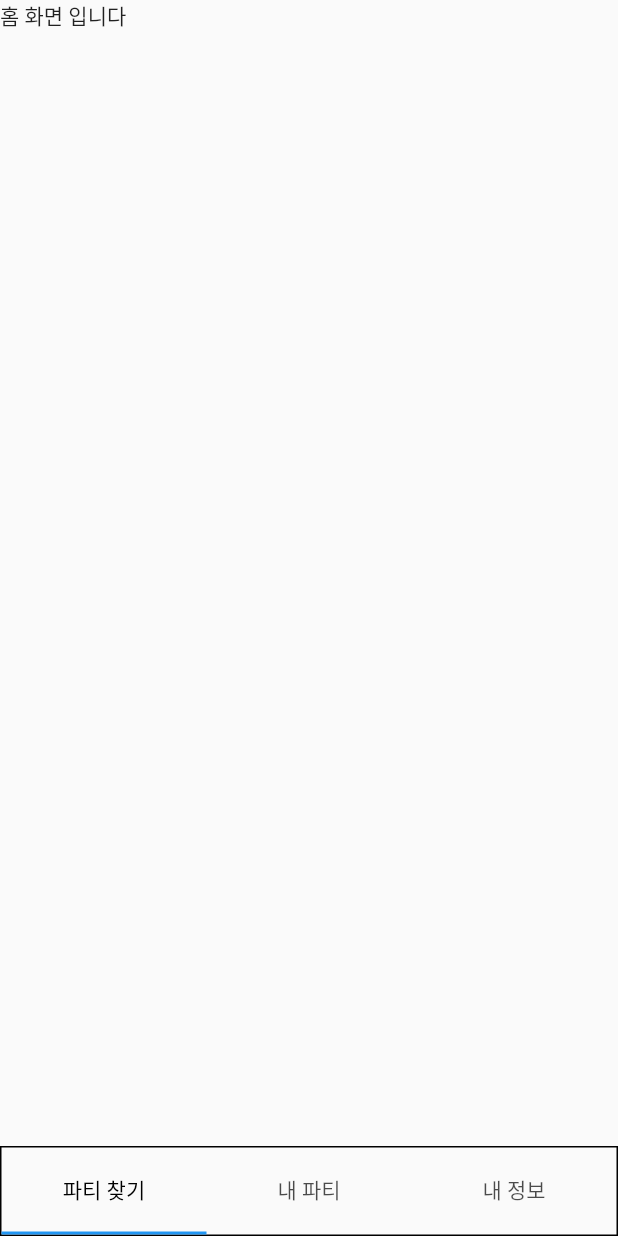
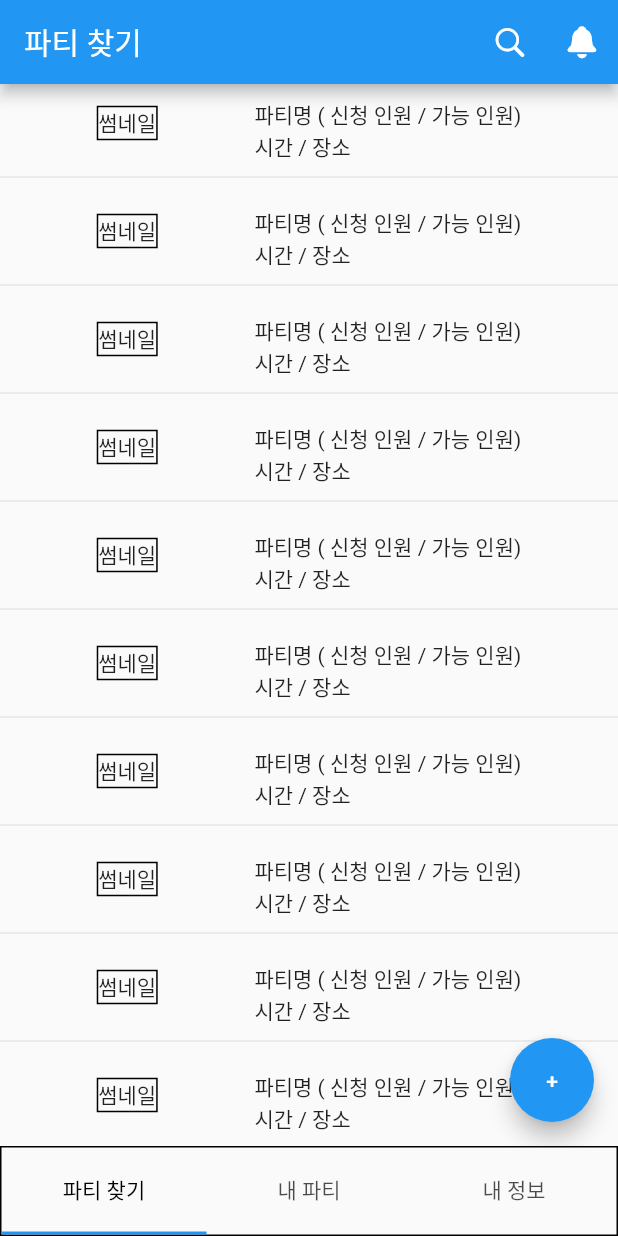
Before and after one commit to Dawon00/snack-party, a Flutter app: the screen it shows after launch, on a phone screen of 412 x 824 dp. Run offline on Flutter 3.47's test engine with Material 2 defaults, Android fonts, the light colour scheme and no system bars.

Commit message:
Feat: 홈화면 리스트뷰 구현

```diff
--- a/lib/main.dart
+++ b/lib/main.dart
@@ -1,5 +1,6 @@
 import 'package:flutter/material.dart';
 import 'package:snack_party/screen/home_screen.dart';
+import 'package:snack_party/screen/login_screen.dart';
 import 'package:snack_party/widget/bottom_bar.dart';
 
 void main() {
@@ -26,7 +27,7 @@
             children: [
               HomeScreen(),
               Container(), //my_party_screen
-              Container(), //my_info_screen
+              LoginScreen(), //my_info_screen
             ],
           ),
           bottomNavigationBar: Bottom(),
--- a/lib/screen/add_party_screen.dart
+++ b/lib/screen/add_party_screen.dart
@@ -10,8 +10,8 @@ class AddPartyScreen extends StatefulWidget {
 class _AddPartyScreenState extends State<AddPartyScreen> {
   @override
   Widget build(BuildContext context) {
-    return Container(
-      child: Text('파티 추가 화면 입니다.'),
+    return Scaffold(
+      body: Text('파티 추가 화면'),
     );
   }
 }
--- a/lib/screen/home_screen.dart
+++ b/lib/screen/home_screen.dart
@@ -1,4 +1,8 @@
+import 'package:flutter/cupertino.dart';
 import 'package:flutter/material.dart';
+import 'package:snack_party/screen/add_party_screen.dart';
+import 'package:snack_party/screen/party_screen.dart';
+import 'package:snack_party/widget/add_party_button.dart';
 
 class HomeScreen extends StatefulWidget {
   const HomeScreen({Key? key}) : super(key: key);
@@ -8,10 +12,51 @@ class HomeScreen extends StatefulWidget {
 }
 
 class _HomeScreenState extends State<HomeScreen> {
+  var scroll = ScrollController();
   @override
   Widget build(BuildContext context) {
-    return Container(
-      child: Text('홈 화면 입니다'),
+    return Scaffold(
+      appBar: AppBar(
+        title: Text('파티 찾기'),
+        actions: [
+          IconButton(onPressed: () {}, icon: Icon(CupertinoIcons.search)),
+          IconButton(onPressed: () {}, icon: Icon(CupertinoIcons.bell_fill))
+        ],
+      ),
+      body: ListView.separated(
+          separatorBuilder: (c, i) => Divider(
+                height: 20.0,
+              ),
+          itemCount: 20,
+          controller: scroll,
+          itemBuilder: (c, i) {
+            return GestureDetector(
+              child: Row(
+                mainAxisAlignment: MainAxisAlignment.spaceEvenly,
+                children: [
+                  Container(
+                    child: Text('썸네일'),
+                    decoration: BoxDecoration(border: Border.all()),
+                  ),
+                  Column(
+                    crossAxisAlignment: CrossAxisAlignment.start,
+                    children: [
+                      Padding(padding: EdgeInsets.all(5)),
+                      Text(
+                        '파티명 ( 신청 인원 / 가능 인원)',
+                      ),
+                      Text('시간 / 장소')
+                    ],
+                  ),
+                ],
+              ),
+              onTap: () {
+                Navigator.push(context,
+                    CupertinoPageRoute(builder: (c) => AddPartyScreen()));
+              },
+            );
+          }),
+      floatingActionButton: AddPartyButton(),
     );
   }
 }
--- a/lib/widget/add_party_button.dart
+++ b/lib/widget/add_party_button.dart
@@ -0,0 +1,22 @@
+import 'package:flutter/material.dart';
+import 'package:snack_party/screen/add_party_screen.dart';
+
+class AddPartyButton extends StatefulWidget {
+  const AddPartyButton({Key? key}) : super(key: key);
+
+  @override
+  State<AddPartyButton> createState() => _AddPartyButtonState();
+}
+
+class _AddPartyButtonState extends State<AddPartyButton> {
+  @override
+  Widget build(BuildContext context) {
+    return FloatingActionButton(
+      child: Text('+'),
+      onPressed: () {
+        Navigator.push(
+            context, MaterialPageRoute(builder: (c) => AddPartyScreen()));
+      },
+    );
+  }
+}
--- a/pubspec.yaml
+++ b/pubspec.yaml
@@ -29,11 +29,11 @@ environment:
 dependencies:
   flutter:
     sdk: flutter
+  cupertino_icons: ^1.0.5
 
 
   # The following adds the Cupertino Icons font to your application.
   # Use with the CupertinoIcons class for iOS style icons.
-  cupertino_icons: ^1.0.2
 
 dev_dependencies:
   flutter_test:
```
